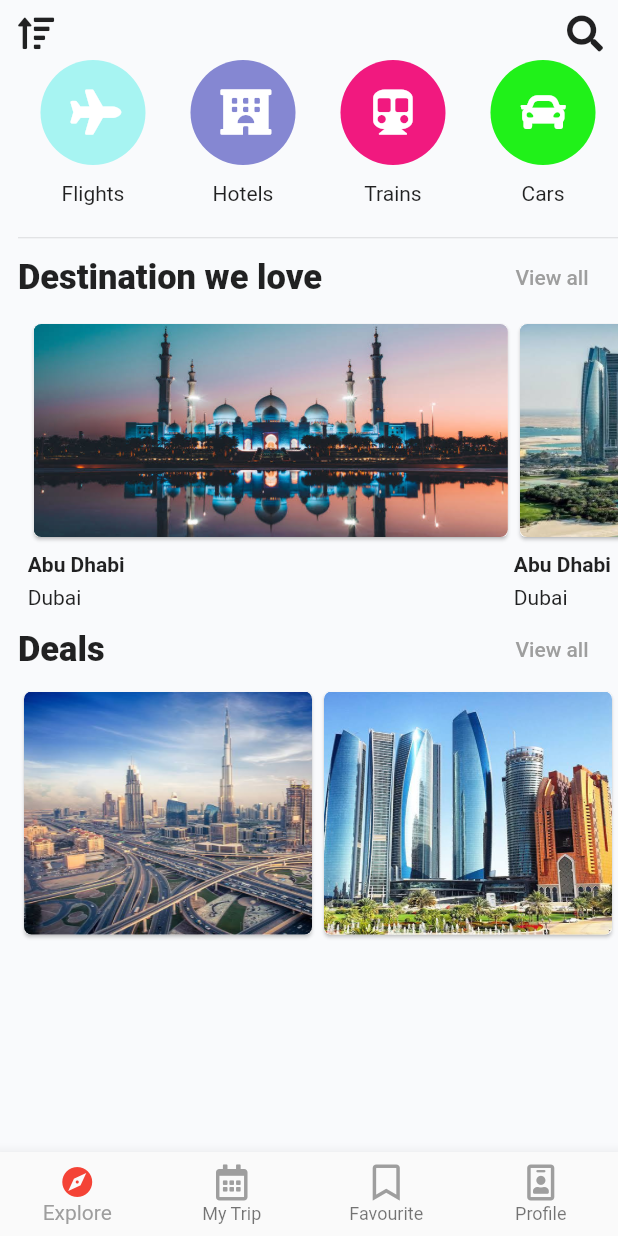
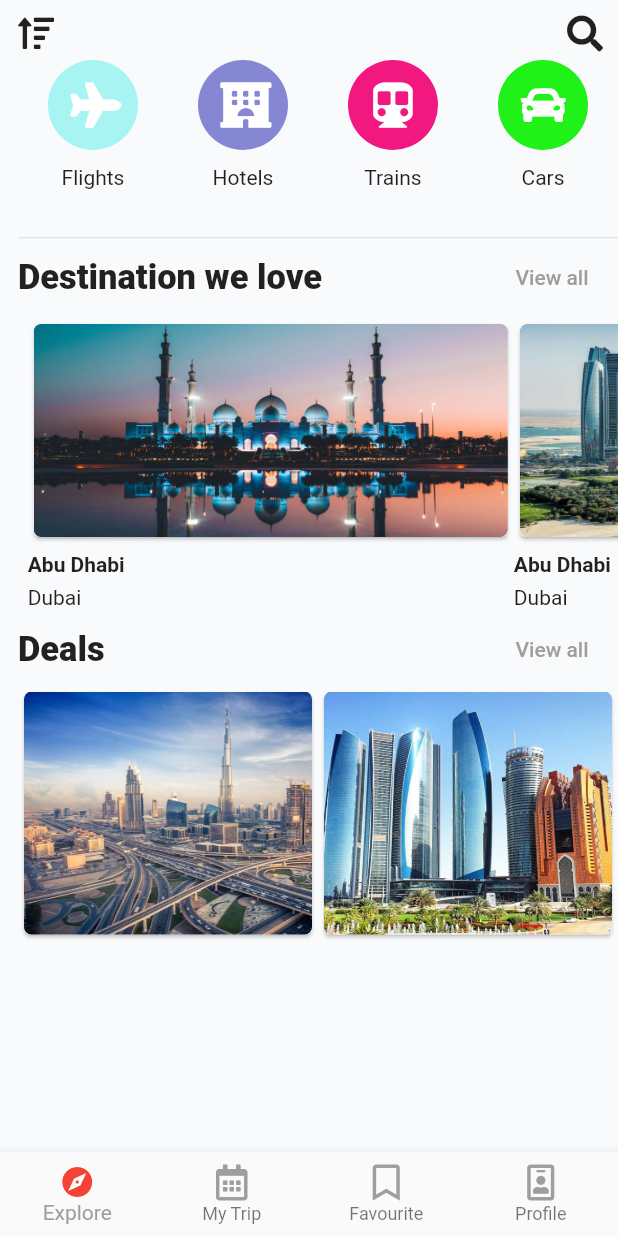
Before and after one commit to aliaafci/easy-travel-app, a Flutter app: the screen it shows after launch, on a phone screen of 412 x 824 dp. Run offline on Flutter 3.47's test engine with Material 2 defaults, Android fonts, the phone set to English and light mode, and no system bars; drawn by our look-alikes of carousel_slider; our stand-ins replace font_awesome_flutter.

Commit message:
[Technical][easy-travel] doc some files

```diff
--- a/lib/widgets/circle_grid_view.dart
+++ b/lib/widgets/circle_grid_view.dart
@@ -10,7 +10,7 @@ class _CircleGridViewState extends State<CircleGridView> {
   Widget build(BuildContext context) {
     return new GridView.builder(
       gridDelegate: const SliverGridDelegateWithFixedCrossAxisCount(
-          crossAxisCount: 4, mainAxisSpacing: 22.0),
+          crossAxisCount: 4, mainAxisSpacing: 20.0),
       itemCount: circleList.list.length,
       itemBuilder: (BuildContext context, int index) {
         return new GridTile(
@@ -19,11 +19,10 @@ class _CircleGridViewState extends State<CircleGridView> {
               children: <Widget>[
                 new Flexible(
                   child: new SizedBox(
-                    height: 19.0,
+                    height: 30.0,
                     width: 100.0,
                     child: new Text(
                       circleList.list[index]["name"],
-                      maxLines: 4,
                       textAlign: TextAlign.center,
                       overflow: TextOverflow.ellipsis,
                     ),
@@ -37,7 +36,7 @@ class _CircleGridViewState extends State<CircleGridView> {
                 crossAxisAlignment: CrossAxisAlignment.center,
                 children: [
                   new SizedBox(
-                    height: 70.0,
+                    height: 60.0,
                     width: 80.0,
                     child: new Row(
                       children: <Widget>[
```
